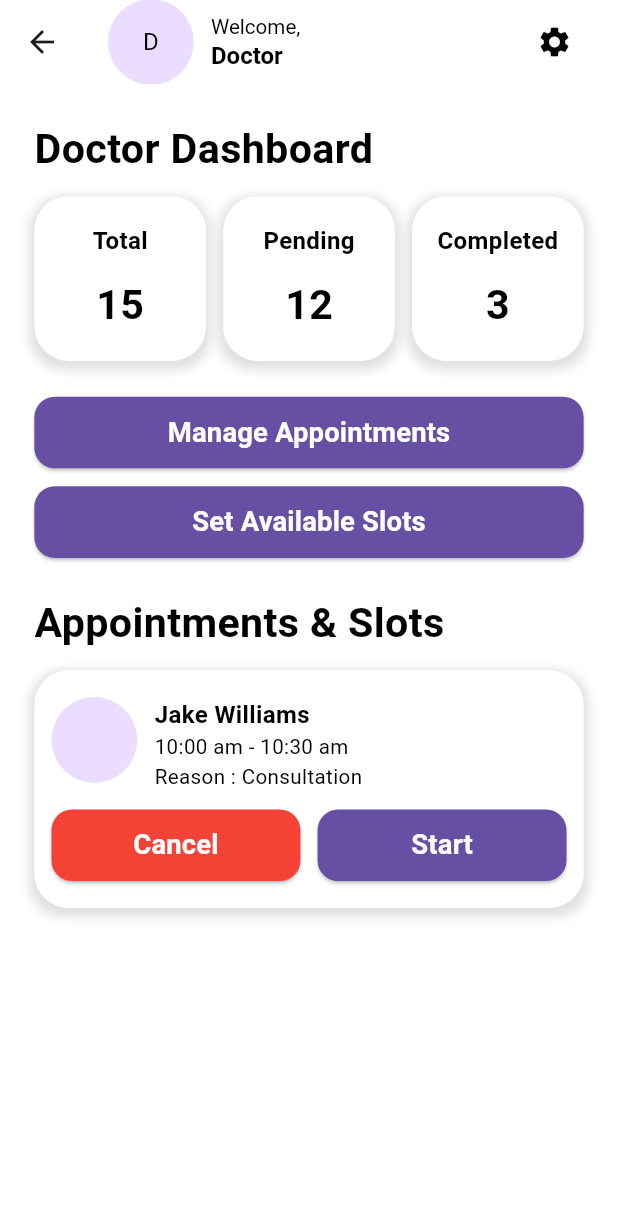
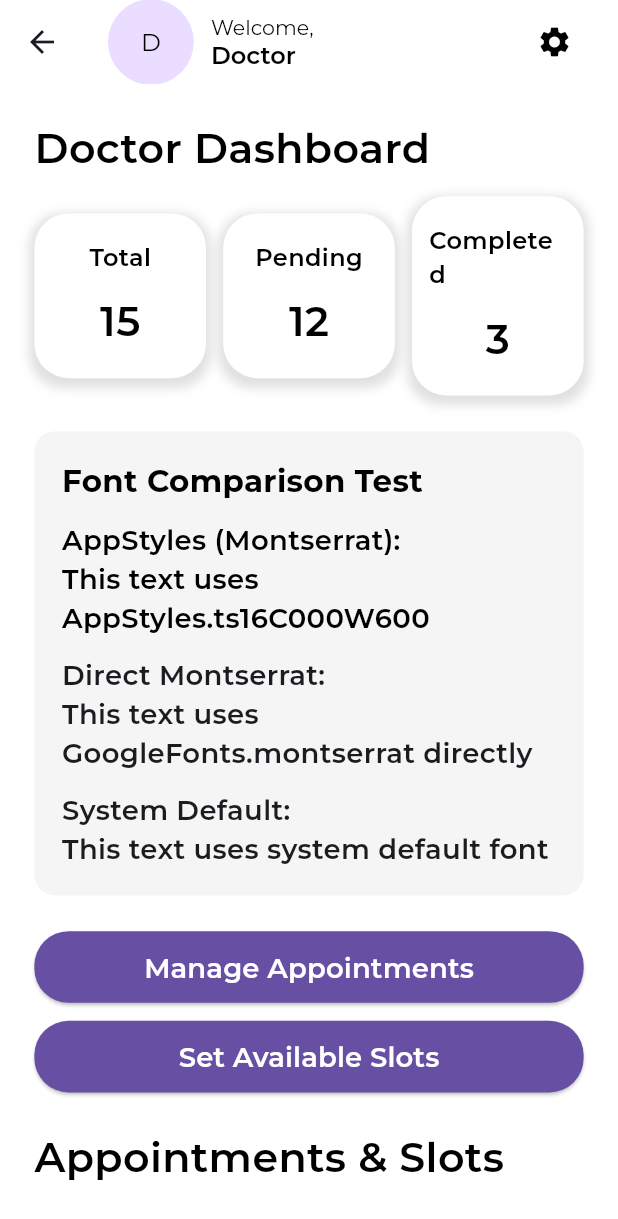
Before and after one commit to VigneshJagannadhan/slot_booking_app, a Flutter app: the DoctorHomeScreen screen opened by its route, on a phone screen of 412 x 824 dp. Shown: the top 1219 px of the screen. Run offline on Flutter 3.47's test engine with Material 3 defaults, Android fonts, the phone set to English and light mode, and no system bars; our stand-ins replace connectivity_plus, dio, equatable, flutter_bloc, flutter_dotenv, flutter_screenutil and 6 more; accounts and stored records are empty; project files that could hold a hidden picture were left out.

Commit message:
Login UI changes

```diff
--- a/lib/core/themes/app_styles.dart
+++ b/lib/core/themes/app_styles.dart
@@ -1,472 +1,474 @@
 import 'package:flutter/material.dart';
 import 'package:flutter_screenutil/flutter_screenutil.dart';
+import 'package:google_fonts/google_fonts.dart';
 
 class AppStyles {
   /// BLACK 400
-  static TextStyle get ts12C000W400 => TextStyle(
+  static TextStyle get ts12C000W400 => GoogleFonts.montserrat(
     fontSize: 12.sp,
     color: Colors.black,
     fontWeight: FontWeight.w400,
+    fontStyle: FontStyle.normal,
   );
-  static TextStyle get ts14C000W400 => TextStyle(
+  static TextStyle get ts14C000W400 => GoogleFonts.montserrat(
     fontSize: 14.sp,
     color: Colors.black,
     fontWeight: FontWeight.w400,
   );
-  static TextStyle get ts16C000W400 => TextStyle(
+  static TextStyle get ts16C000W400 => GoogleFonts.montserrat(
     fontSize: 16.sp,
     color: Colors.black,
     fontWeight: FontWeight.w400,
   );
-  static TextStyle get ts18C000W400 => TextStyle(
+  static TextStyle get ts18C000W400 => GoogleFonts.montserrat(
     fontSize: 18.sp,
     color: Colors.black,
     fontWeight: FontWeight.w400,
   );
-  static TextStyle get ts20C000W400 => TextStyle(
+  static TextStyle get ts20C000W400 => GoogleFonts.montserrat(
     fontSize: 20.sp,
     color: Colors.black,
     fontWeight: FontWeight.w400,
   );
-  static TextStyle get ts22C000W400 => TextStyle(
+  static TextStyle get ts22C000W400 => GoogleFonts.montserrat(
     fontSize: 22.sp,
     color: Colors.black,
     fontWeight: FontWeight.w400,
   );
-  static TextStyle get ts24C000W400 => TextStyle(
+  static TextStyle get ts24C000W400 => GoogleFonts.montserrat(
     fontSize: 24.sp,
     color: Colors.black,
     fontWeight: FontWeight.w400,
   );
-  static TextStyle get ts26C000W400 => TextStyle(
+  static TextStyle get ts26C000W400 => GoogleFonts.montserrat(
     fontSize: 26.sp,
     color: Colors.black,
     fontWeight: FontWeight.w400,
   );
-  static TextStyle get ts28C000W400 => TextStyle(
+  static TextStyle get ts28C000W400 => GoogleFonts.montserrat(
     fontSize: 28.sp,
     color: Colors.black,
     fontWeight: FontWeight.w400,
   );
 
   /// BLACK 500
-  static TextStyle get ts12C000W500 => TextStyle(
+  static TextStyle get ts12C000W500 => GoogleFonts.montserrat(
     fontSize: 12.sp,
     color: Colors.black,
     fontWeight: FontWeight.w500,
   );
-  static TextStyle get ts14C000W500 => TextStyle(
+  static TextStyle get ts14C000W500 => GoogleFonts.montserrat(
     fontSize: 14.sp,
     color: Colors.black,
     fontWeight: FontWeight.w500,
   );
-  static TextStyle get ts16C000W500 => TextStyle(
+  static TextStyle get ts16C000W500 => GoogleFonts.montserrat(
     fontSize: 16.sp,
     color: Colors.black,
     fontWeight: FontWeight.w500,
   );
-  static TextStyle get ts18C000W500 => TextStyle(
+  static TextStyle get ts18C000W500 => GoogleFonts.montserrat(
     fontSize: 18.sp,
     color: Colors.black,
     fontWeight: FontWeight.w500,
   );
-  static TextStyle get ts20C000W500 => TextStyle(
+  static TextStyle get ts20C000W500 => GoogleFonts.montserrat(
     fontSize: 20.sp,
     color: Colors.black,
     fontWeight: FontWeight.w500,
   );
-  static TextStyle get ts22C000W500 => TextStyle(
+  static TextStyle get ts22C000W500 => GoogleFonts.montserrat(
     fontSize: 22.sp,
     color: Colors.black,
     fontWeight: FontWeight.w500,
   );
-  static TextStyle get ts24C000W500 => TextStyle(
+  static TextStyle get ts24C000W500 => GoogleFonts.montserrat(
     fontSize: 24.sp,
     color: Colors.black,
     fontWeight: FontWeight.w500,
   );
-  static TextStyle get ts26C000W500 => TextStyle(
+  static TextStyle get ts26C000W500 => GoogleFonts.montserrat(
     fontSize: 26.sp,
     color: Colors.black,
     fontWeight: FontWeight.w500,
   );
-  static TextStyle get ts28C000W500 => TextStyle(
+  static TextStyle get ts28C000W500 => GoogleFonts.montserrat(
     fontSize: 28.sp,
     color: Colors.black,
     fontWeight: FontWeight.w500,
   );
 
   /// BLACK 600
-  static TextStyle get ts12C000W600 => TextStyle(
+  static TextStyle get ts12C000W600 => GoogleFonts.montserrat(
     fontSize: 12.sp,
     color: Colors.black,
     fontWeight: FontWeight.w600,
   );
-  static TextStyle get ts14C000W600 => TextStyle(
+  static TextStyle get ts14C000W600 => GoogleFonts.montserrat(
     fontSize: 14.sp,
     color: Colors.black,
     fontWeight: FontWeight.w600,
   );
-  static TextStyle get ts16C000W600 => TextStyle(
+  static TextStyle get ts16C000W600 => GoogleFonts.montserrat(
     fontSize: 16.sp,
     color: Colors.black,
     fontWeight: FontWeight.w600,
   );
-  static TextStyle get ts18C000W600 => TextStyle(
+  static TextStyle get ts18C000W600 => GoogleFonts.montserrat(
     fontSize: 18.sp,
     color: Colors.black,
     fontWeight: FontWeight.w600,
   );
-  static TextStyle get ts20C000W600 => TextStyle(
+  static TextStyle get ts20C000W600 => GoogleFonts.montserrat(
     fontSize: 20.sp,
     color: Colors.black,
     fontWeight: FontWeight.w600,
   );
-  static TextStyle get ts22C000W600 => TextStyle(
+  static TextStyle get ts22C000W600 => GoogleFonts.montserrat(
     fontSize: 22.sp,
     color: Colors.black,
     fontWeight: FontWeight.w600,
   );
-  static TextStyle get ts24C000W600 => TextStyle(
+  static TextStyle get ts24C000W600 => GoogleFonts.montserrat(
     fontSize: 24.sp,
     color: Colors.black,
     fontWeight: FontWeight.w600,
   );
-  static TextStyle get ts26C000W600 => TextStyle(
+  static TextStyle get ts26C000W600 => GoogleFonts.montserrat(
     fontSize: 26.sp,
     color: Colors.black,
     fontWeight: FontWeight.w600,
   );
-  static TextStyle get ts28C000W600 => TextStyle(
+  static TextStyle get ts28C000W600 => GoogleFonts.montserrat(
     fontSize: 28.sp,
     color: Colors.black,
     fontWeight: FontWeight.w600,
   );
 
   /// BLACK 700
-  static TextStyle get ts12C000W700 => TextStyle(
+  static TextStyle get ts12C000W700 => GoogleFonts.montserrat(
     fontSize: 12.sp,
     color: Colors.black,
     fontWeight: FontWeight.w700,
   );
-  static TextStyle get ts14C000W700 => TextStyle(
+  static TextStyle get ts14C000W700 => GoogleFonts.montserrat(
     fontSize: 14.sp,
     color: Colors.black,
     fontWeight: FontWeight.w700,
   );
-  static TextStyle get ts16C000W700 => TextStyle(
+  static TextStyle get ts16C000W700 => GoogleFonts.montserrat(
     fontSize: 16.sp,
     color: Colors.black,
     fontWeight: FontWeight.w700,
   );
-  static TextStyle get ts18C000W700 => TextStyle(
+  static TextStyle get ts18C000W700 => GoogleFonts.montserrat(
     fontSize: 18.sp,
     color: Colors.black,
     fontWeight: FontWeight.w700,
   );
-  static TextStyle get ts20C000W700 => TextStyle(
+  static TextStyle get ts20C000W700 => GoogleFonts.montserrat(
     fontSize: 20.sp,
     color: Colors.black,
     fontWeight: FontWeight.w700,
   );
-  static TextStyle get ts22C000W700 => TextStyle(
+  static TextStyle get ts22C000W700 => GoogleFonts.montserrat(
     fontSize: 22.sp,
     color: Colors.black,
     fontWeight: FontWeight.w700,
   );
-  static TextStyle get ts24C000W700 => TextStyle(
+  static TextStyle get ts24C000W700 => GoogleFonts.montserrat(
     fontSize: 24.sp,
     color: Colors.black,
     fontWeight: FontWeight.w700,
   );
-  static TextStyle get ts26C000W700 => TextStyle(
+  static TextStyle get ts26C000W700 => GoogleFonts.montserrat(
     fontSize: 26.sp,
     color: Colors.black,
     fontWeight: FontWeight.w700,
   );
-  static TextStyle get ts28C000W700 => TextStyle(
+  static TextStyle get ts28C000W700 => GoogleFonts.montserrat(
     fontSize: 28.sp,
     color: Colors.black,
     fontWeight: FontWeight.w700,
   );
 
   /// BLACK 800
-  static TextStyle get ts12C000W800 => TextStyle(
+  static TextStyle get ts12C000W800 => GoogleFonts.montserrat(
     fontSize: 12.sp,
     color: Colors.black,
     fontWeight: FontWeight.w800,
   );
-  static TextStyle get ts14C000W800 => TextStyle(
+  static TextStyle get ts14C000W800 => GoogleFonts.montserrat(
     fontSize: 14.sp,
     color: Colors.black,
     fontWeight: FontWeight.w800,
   );
-  static TextStyle get ts16C000W800 => TextStyle(
+  static TextStyle get ts16C000W800 => GoogleFonts.montserrat(
     fontSize: 16.sp,
     color: Colors.black,
     fontWeight: FontWeight.w800,
   );
-  static TextStyle get ts18C000W800 => TextStyle(
+  static TextStyle get ts18C000W800 => GoogleFonts.montserrat(
     fontSize: 18.sp,
     color: Colors.black,
     fontWeight: FontWeight.w800,
   );
-  static TextStyle get ts20C000W800 => TextStyle(
+  static TextStyle get ts20C000W800 => GoogleFonts.montserrat(
     fontSize: 20.sp,
     color: Colors.black,
     fontWeight: FontWeight.w800,
   );
-  static TextStyle get ts22C000W800 => TextStyle(
+  static TextStyle get ts22C000W800 => GoogleFonts.montserrat(
     fontSize: 22.sp,
     color: Colors.black,
     fontWeight: FontWeight.w800,
   );
-  static TextStyle get ts24C000W800 => TextStyle(
+  static TextStyle get ts24C000W800 => GoogleFonts.montserrat(
     fontSize: 24.sp,
     color: Colors.black,
     fontWeight: FontWeight.w800,
   );
-  static TextStyle get ts26C000W800 => TextStyle(
+  static TextStyle get ts26C000W800 => GoogleFonts.montserrat(
     fontSize: 26.sp,
     color: Colors.black,
     fontWeight: FontWeight.w800,
   );
-  static TextStyle get ts28C000W800 => TextStyle(
+  static TextStyle get ts28C000W800 => GoogleFonts.montserrat(
     fontSize: 28.sp,
     color: Colors.black,
     fontWeight: FontWeight.w800,
   );
 
   /// WHITE 400
-  static TextStyle get ts12CFFFFFFW400 => TextStyle(
+  static TextStyle get ts12CFFFFFFW400 => GoogleFonts.montserrat(
     fontSize: 12.sp,
     color: Colors.white,
     fontWeight: FontWeight.w400,
   );
-  static TextStyle get ts14CFFFFFFW400 => TextStyle(
+  static TextStyle get ts14CFFFFFFW400 => GoogleFonts.montserrat(
     fontSize: 14.sp,
     color: Colors.white,
     fontWeight: FontWeight.w400,
   );
-  static TextStyle get ts16CFFFFFFW400 => TextStyle(
+  static TextStyle get ts16CFFFFFFW400 => GoogleFonts.montserrat(
     fontSize: 16.sp,
     color: Colors.white,
     fontWeight: FontWeight.w400,
   );
-  static TextStyle get ts18CFFFFFFW400 => TextStyle(
+  static TextStyle get ts18CFFFFFFW400 => GoogleFonts.montserrat(
     fontSize: 18.sp,
     color: Colors.white,
     fontWeight: FontWeight.w400,
   );
-  static TextStyle get ts20CFFFFFFW400 => TextStyle(
+  static TextStyle get ts20CFFFFFFW400 => GoogleFonts.montserrat(
     fontSize: 20.sp,
     color: Colors.white,
     fontWeight: FontWeight.w400,
   );
-  static TextStyle get ts22CFFFFFFW400 => TextStyle(
+  static TextStyle get ts22CFFFFFFW400 => GoogleFonts.montserrat(
     fontSize: 22.sp,
     color: Colors.white,
     fontWeight: FontWeight.w400,
   );
-  static TextStyle get ts24CFFFFFFW400 => TextStyle(
+  static TextStyle get ts24CFFFFFFW400 => GoogleFonts.montserrat(
     fontSize: 24.sp,
     color: Colors.white,
     fontWeight: FontWeight.w400,
   );
-  static TextStyle get ts26CFFFFFFW400 => TextStyle(
+  static TextStyle get ts26CFFFFFFW400 => GoogleFonts.montserrat(
     fontSize: 26.sp,
     color: Colors.white,
     fontWeight: FontWeight.w400,
   );
-  static TextStyle get ts28CFFFFFFW400 => TextStyle(
+  static TextStyle get ts28CFFFFFFW400 => GoogleFonts.montserrat(
     fontSize: 28.sp,
     color: Colors.white,
     fontWeight: FontWeight.w400,
   );
 
   /// WHITE 500
-  static TextStyle get ts12CFFFFFFW500 => TextStyle(
+  static TextStyle get ts12CFFFFFFW500 => GoogleFonts.montserrat(
     fontSize: 12.sp,
     color: Colors.white,
     fontWeight: FontWeight.w500,
   );
-  static TextStyle get ts14CFFFFFFW500 => TextStyle(
+  static TextStyle get ts14CFFFFFFW500 => GoogleFonts.montserrat(
     fontSize: 14.sp,
     color: Colors.white,
     fontWeight: FontWeight.w500,
   );
-  static TextStyle get ts16CFFFFFFW500 => TextStyle(
+  static TextStyle get ts16CFFFFFFW500 => GoogleFonts.montserrat(
     fontSize: 16.sp,
     color: Colors.white,
     fontWeight: FontWeight.w500,
   );
-  static TextStyle get ts18CFFFFFFW500 => TextStyle(
+  static TextStyle get ts18CFFFFFFW500 => GoogleFonts.montserrat(
     fontSize: 18.sp,
     color: Colors.white,
     fontWeight: FontWeight.w500,
   );
-  static TextStyle get ts20CFFFFFFW500 => TextStyle(
+  static TextStyle get ts20CFFFFFFW500 => GoogleFonts.montserrat(
     fontSize: 20.sp,
     color: Colors.white,
     fontWeight: FontWeight.w500,
   );
-  static TextStyle get ts22CFFFFFFW500 => TextStyle(
+  static TextStyle get ts22CFFFFFFW500 => GoogleFonts.montserrat(
     fontSize: 22.sp,
     color: Colors.white,
     fontWeight: FontWeight.w500,
   );
-  static TextStyle get ts24CFFFFFFW500 => TextStyle(
+  static TextStyle get ts24CFFFFFFW500 => GoogleFonts.montserrat(
     fontSize: 24.sp,
     color: Colors.white,
     fontWeight: FontWeight.w500,
   );
-  static TextStyle get ts26CFFFFFFW500 => TextStyle(
+  static TextStyle get ts26CFFFFFFW500 => GoogleFonts.montserrat(
     fontSize: 26.sp,
     color: Colors.white,
     fontWeight: FontWeight.w500,
   );
-  static TextStyle get ts28CFFFFFFW500 => TextStyle(
+  static TextStyle get ts28CFFFFFFW500 => GoogleFonts.montserrat(
     fontSize: 28.sp,
     color: Colors.white,
     fontWeight: FontWeight.w500,
   );
 
   /// WHITE 600
-  static TextStyle get ts12CFFFFFFW600 => TextStyle(
+  static TextStyle get ts12CFFFFFFW600 => GoogleFonts.montserrat(
     fontSize: 12.sp,
     color: Colors.white,
     fontWeight: FontWeight.w600,
   );
-  static TextStyle get ts14CFFFFFFW600 => TextStyle(
+  static TextStyle get ts14CFFFFFFW600 => GoogleFonts.montserrat(
     fontSize: 14.sp,
     color: Colors.white,
     fontWeight: FontWeight.w600,
   );
-  static TextStyle get ts16CFFFFFFW600 => TextStyle(
+  static TextStyle get ts16CFFFFFFW600 => GoogleFonts.montserrat(
     fontSize: 16.sp,
     color: Colors.white,
     fontWeight: FontWeight.w600,
   );
-  static TextStyle get ts18CFFFFFFW600 => TextStyle(
+  static TextStyle get ts18CFFFFFFW600 => GoogleFonts.montserrat(
     fontSize: 18.sp,
     color: Colors.white,
     fontWeight: FontWeight.w600,
   );
-  static TextStyle get ts20CFFFFFFW600 => TextStyle(
+  static TextStyle get ts20CFFFFFFW600 => GoogleFonts.montserrat(
     fontSize: 20.sp,
     color: Colors.white,
     fontWeight: FontWeight.w600,
   );
-  static TextStyle get ts22CFFFFFFW600 => TextStyle(
+  static TextStyle get ts22CFFFFFFW600 => GoogleFonts.montserrat(
     fontSize: 22.sp,
     color: Colors.white,
     fontWeight: FontWeight.w600,
   );
-  static TextStyle get ts24CFFFFFFW600 => TextStyle(
+  static TextStyle get ts24CFFFFFFW600 => GoogleFonts.montserrat(
     fontSize: 24.sp,
     color: Colors.white,
     fontWeight: FontWeight.w600,
   );
-  static TextStyle get ts26CFFFFFFW600 => TextStyle(
+  static TextStyle get ts26CFFFFFFW600 => GoogleFonts.montserrat(
     fontSize: 26.sp,
     color: Colors.white,
     fontWeight: FontWeight.w600,
   );
-  static TextStyle get ts28CFFFFFFW600 => TextStyle(
+  static TextStyle get ts28CFFFFFFW600 => GoogleFonts.montserrat(
     fontSize: 28.sp,
     color: Colors.white,
     fontWeight: FontWeight.w600,
   );
 
   /// WHITE 700
-  static TextStyle get ts12CFFFFFFW700 => TextStyle(
+  static TextStyle get ts12CFFFFFFW700 => GoogleFonts.montserrat(
     fontSize: 12.sp,
     color: Colors.white,
     fontWeight: FontWeight.w700,
   );
-  static TextStyle get ts14CFFFFFFW700 => TextStyle(
+  static TextStyle get ts14CFFFFFFW700 => GoogleFonts.montserrat(
     fontSize: 14.sp,
     color: Colors.white,
     fontWeight: FontWeight.w700,
   );
-  static TextStyle get ts16CFFFFFFW700 => TextStyle(
+  static TextStyle get ts16CFFFFFFW700 => GoogleFonts.montserrat(
     fontSize: 16.sp,
     color: Colors.white,
     fontWeight: FontWeight.w700,
   );
-  static TextStyle get ts18CFFFFFFW700 => TextStyle(
+  static TextStyle get ts18CFFFFFFW700 => GoogleFonts.montserrat(
     fontSize: 18.sp,
     color: Colors.white,
     fontWeight: FontWeight.w700,
   );
-  static TextStyle get ts20CFFFFFFW700 => TextStyle(
+  static TextStyle get ts20CFFFFFFW700 => GoogleFonts.montserrat(
     fontSize: 20.sp,
     color: Colors.white,
     fontWeight: FontWeight.w700,
   );
-  static TextStyle get ts22CFFFFFFW700 => TextStyle(
+  static TextStyle get ts22CFFFFFFW700 => GoogleFonts.montserrat(
     fontSize: 22.sp,
     color: Colors.white,
     fontWeight: FontWeight.w700,
   );
-  static TextStyle get ts24CFFFFFFW700 => TextStyle(
+  static TextStyle get ts24CFFFFFFW700 => GoogleFonts.montserrat(
     fontSize: 24.sp,
     color: Colors.white,
     fontWeight: FontWeight.w700,
   );
-  static TextStyle get ts26CFFFFFFW700 => TextStyle(
+  static TextStyle get ts26CFFFFFFW700 => GoogleFonts.montserrat(
     fontSize: 26.sp,
     color: Colors.white,
     fontWeight: FontWeight.w700,
   );
-  static TextStyle get ts28CFFFFFFW700 => TextStyle(
+  static TextStyle get ts28CFFFFFFW700 => GoogleFonts.montserrat(
     fontSize: 28.sp,
     color: Colors.white,
     fontWeight: FontWeight.w700,
   );
 
   /// WHITE 800
-  static TextStyle get ts12CFFFFFFW800 => TextStyle(
+  static TextStyle get ts12CFFFFFFW800 => GoogleFonts.montserrat(
     fontSize: 12.sp,
     color: Colors.white,
     fontWeight: FontWeight.w800,
   );
-  static TextStyle get ts14CFFFFFFW800 => TextStyle(
+  static TextStyle get ts14CFFFFFFW800 => GoogleFonts.montserrat(
     fontSize: 14.sp,
     color: Colors.white,
     fontWeight: FontWeight.w800,
   );
-  static TextStyle get ts16CFFFFFFW800 => TextStyle(
+  static TextStyle get ts16CFFFFFFW800 => GoogleFonts.montserrat(
     fontSize: 16.sp,
     color: Colors.white,
     fontWeight: FontWeight.w800,
   );
-  static TextStyle get ts18CFFFFFFW800 => TextStyle(
+  static TextStyle get ts18CFFFFFFW800 => GoogleFonts.montserrat(
     fontSize: 18.sp,
     color: Colors.white,
     fontWeight: FontWeight.w800,
   );
-  static TextStyle get ts20CFFFFFFW800 => TextStyle(
+  static TextStyle get ts20CFFFFFFW800 => GoogleFonts.montserrat(
     fontSize: 20.sp,
     color: Colors.white,
     fontWeight: FontWeight.w800,
   );
-  static TextStyle get ts22CFFFFFFW800 => TextStyle(
+  static TextStyle get ts22CFFFFFFW800 => GoogleFonts.montserrat(
     fontSize: 22.sp,
     color: Colors.white,
     fontWeight: FontWeight.w800,
   );
-  static TextStyle get ts24CFFFFFFW800 => TextStyle(
+  static TextStyle get ts24CFFFFFFW800 => GoogleFonts.montserrat(
     fontSize: 24.sp,
     color: Colors.white,
     fontWeight: FontWeight.w800,
   );
-  static TextStyle get ts26CFFFFFFW800 => TextStyle(
+  static TextStyle get ts26CFFFFFFW800 => GoogleFonts.montserrat(
     fontSize: 26.sp,
     color: Colors.white,
     fontWeight: FontWeight.w800,
   );
-  static TextStyle get ts28CFFFFFFW800 => TextStyle(
+  static TextStyle get ts28CFFFFFFW800 => GoogleFonts.montserrat(
     fontSize: 28.sp,
     color: Colors.white,
     fontWeight: FontWeight.w800,
--- a/lib/features/auth/presentation/widgets/primary_button.dart
+++ b/lib/features/auth/presentation/widgets/primary_button.dart
@@ -27,7 +27,7 @@ class PrimaryButton extends StatelessWidget {
           backgroundColor: color ?? Theme.of(context).primaryColor,
           foregroundColor: Colors.white,
           shape: RoundedRectangleBorder(
-            borderRadius: BorderRadius.circular(12.r),
+            borderRadius: BorderRadius.circular(20.r),
           ),
         ),
         onPressed: onPressed,
--- a/lib/features/home/presentation/screens/doctor_home_screen.dart
+++ b/lib/features/home/presentation/screens/doctor_home_screen.dart
@@ -1,6 +1,7 @@
 import 'package:flutter/material.dart';
 import 'package:flutter_bloc/flutter_bloc.dart';
 import 'package:flutter_screenutil/flutter_screenutil.dart';
+import 'package:google_fonts/google_fonts.dart';
 import 'package:slot_booking_app/core/helpers/navigation_helper.dart';
 import 'package:slot_booking_app/features/auth/presentation/bloc/auth_bloc.dart';
 import 'package:slot_booking_app/features/auth/presentation/bloc/auth_event.dart';
@@ -96,6 +97,62 @@ class _DoctorHomeScreenState extends State<DoctorHomeScreen> {
                 DoctorDashBoardItem(header: 'Completed', count: 3),
               ],
             ),
+            SizedBox(height: 20.h),
+
+            // Font Comparison Section
+            Container(
+              padding: EdgeInsets.all(16.w),
+              decoration: BoxDecoration(
+                color: Colors.grey[100],
+                borderRadius: BorderRadius.circular(12.r),
+              ),
+              child: Column(
+                crossAxisAlignment: CrossAxisAlignment.start,
+                children: [
+                  Text('Font Comparison Test', style: AppStyles.ts18C000W700),
+                  SizedBox(height: 10.h),
+                  Text(
+                    'AppStyles (Montserrat):',
+                    style: AppStyles.ts16C000W600,
+                  ),
+                  Text(
+                    'This text uses AppStyles.ts16C000W600',
+                    style: AppStyles.ts16C000W600,
+                  ),
+                  SizedBox(height: 10.h),
+                  Text(
+                    'Direct Montserrat:',
+                    style: GoogleFonts.montserrat(
+                      fontSize: 16.sp,
+                      fontWeight: FontWeight.w600,
+                    ),
+                  ),
+                  Text(
+                    'This text uses GoogleFonts.montserrat directly',
+                    style: GoogleFonts.montserrat(
+                      fontSize: 16.sp,
+                      fontWeight: FontWeight.w600,
+                    ),
+                  ),
+                  SizedBox(height: 10.h),
+                  Text(
+                    'System Default:',
+                    style: TextStyle(
+                      fontSize: 16.sp,
+                      fontWeight: FontWeight.w600,
+                    ),
+                  ),
+                  Text(
+                    'This text uses system default font',
+                    style: TextStyle(
+                      fontSize: 16.sp,
+                      fontWeight: FontWeight.w600,
+                    ),
+                  ),
+                ],
+              ),
+            ),
+
             SizedBox(height: 20.h),
             Column(
               children: [
--- /dev/null
+++ b/lib/font_test_widget.dart
@@ -0,0 +1,57 @@
+import 'package:flutter/material.dart';
+import 'package:google_fonts/google_fonts.dart';
+
+class FontTestWidget extends StatelessWidget {
+  const FontTestWidget({super.key});
+
+  @override
+  Widget build(BuildContext context) {
+    return Scaffold(
+      appBar: AppBar(title: const Text('Font Test')),
+      body: Padding(
+        padding: const EdgeInsets.all(16.0),
+        child: Column(
+          crossAxisAlignment: CrossAxisAlignment.start,
+          children: [
+            Text(
+              'Default System Font',
+              style: Theme.of(context).textTheme.headlineMedium,
+            ),
+            const SizedBox(height: 20),
+            Text(
+              'Montserrat Font (Google Fonts)',
+              style: GoogleFonts.montserrat(
+                fontSize: 24,
+                fontWeight: FontWeight.w600,
+              ),
+            ),
+            const SizedBox(height: 20),
+            Text(
+              'Poppins Font (Google Fonts)',
+              style: GoogleFonts.poppins(
+                fontSize: 24,
+                fontWeight: FontWeight.w600,
+              ),
+            ),
+            const SizedBox(height: 20),
+            Text(
+              'Inter Font (Google Fonts)',
+              style: GoogleFonts.inter(
+                fontSize: 24,
+                fontWeight: FontWeight.w600,
+              ),
+            ),
+            const SizedBox(height: 20),
+            Text(
+              'Roboto Slab Font (Google Fonts)',
+              style: GoogleFonts.robotoSlab(
+                fontSize: 24,
+                fontWeight: FontWeight.w600,
+              ),
+            ),
+          ],
+        ),
+      ),
+    );
+  }
+}
--- a/lib/main.dart
+++ b/lib/main.dart
@@ -2,6 +2,7 @@ import 'package:flutter/material.dart';
 import 'package:flutter_bloc/flutter_bloc.dart';
 import 'package:flutter_screenutil/flutter_screenutil.dart';
 import 'package:flutter_dotenv/flutter_dotenv.dart';
+import 'package:google_fonts/google_fonts.dart';
 import 'package:slot_booking_app/core/routes/app_routes.dart';
 import 'package:slot_booking_app/core/helpers/shared_preferences_helper.dart';
 import 'package:slot_booking_app/utils/app_blocs.dart';
@@ -27,7 +28,11 @@ class MyApp extends StatelessWidget {
             providers: getAppBlocs(),
             child: MaterialApp(
               title: 'Slot Booking App',
-              theme: ThemeData(scaffoldBackgroundColor: Colors.white),
+              theme: ThemeData(
+                scaffoldBackgroundColor: Colors.white,
+                textTheme: GoogleFonts.montserratTextTheme(),
+                primaryTextTheme: GoogleFonts.montserratTextTheme(),
+              ),
               initialRoute: AppRoutes.getInitialRoute(),
               routes: AppRoutes.routes,
               debugShowCheckedModeBanner: false,
--- a/pubspec.yaml
+++ b/pubspec.yaml
@@ -24,6 +24,7 @@ dependencies:
   flutter_dotenv: ^6.0.0
   flutter_secure_storage: ^9.2.4
   lottie: ^3.3.1
+  google_fonts: ^6.2.1
 
 dev_dependencies:
   flutter_test:
```
Also changed, not shown: lib/features/auth/presentation/screens/register_screen.dart (+64 -37 lines), lib/features/auth/presentation/widgets/custom_text_form_field.dart (+5 -4 lines), lib/features/auth/presentation/widgets/password_text_form_field.dart (+5 -5 lines), lib/utils/app_validators.dart (+7 -0 lines), pubspec.lock.
